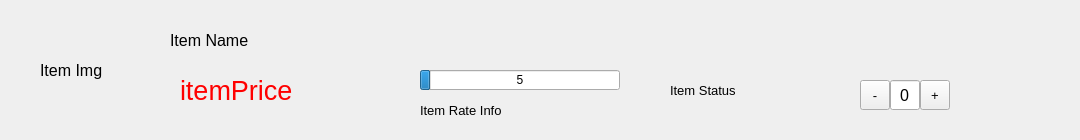
Qt form item.ui (zrd96/restaurant) before a commit.
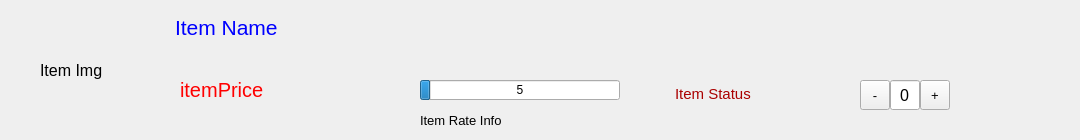
The same form after that commit.

The edit to the form file:
```diff
--- a/item.ui
+++ b/item.ui
@@ -25,29 +25,11 @@
   <property name="windowTitle">
    <string>Form</string>
   </property>
-  <widget class="QLabel" name="itemName">
-   <property name="geometry">
-    <rect>
-     <x>170</x>
-     <y>10</y>
-     <width>880</width>
-     <height>60</height>
-    </rect>
-   </property>
-   <property name="font">
-    <font>
-     <pointsize>12</pointsize>
-    </font>
-   </property>
-   <property name="text">
-    <string>Item Name</string>
-   </property>
-  </widget>
   <widget class="QProgressBar" name="itemRate">
    <property name="geometry">
     <rect>
      <x>420</x>
-     <y>70</y>
+     <y>80</y>
      <width>200</width>
      <height>20</height>
     </rect>
@@ -66,7 +48,7 @@
    <property name="geometry">
     <rect>
      <x>420</x>
-     <y>100</y>
+     <y>110</y>
      <width>200</width>
      <height>20</height>
     </rect>
@@ -148,7 +130,7 @@
    </property>
    <property name="font">
     <font>
-     <pointsize>20</pointsize>
+     <pointsize>15</pointsize>
     </font>
    </property>
    <property name="styleSheet">
@@ -158,24 +140,6 @@
     <string>itemPrice</string>
    </property>
   </widget>
-  <widget class="QLabel" name="itemStatus">
-   <property name="geometry">
-    <rect>
-     <x>670</x>
-     <y>80</y>
-     <width>130</width>
-     <height>20</height>
-    </rect>
-   </property>
-   <property name="font">
-    <font>
-     <pointsize>10</pointsize>
-    </font>
-   </property>
-   <property name="text">
-    <string>Item Status</string>
-   </property>
-  </widget>
   <widget class="QLabel" name="itemImg">
    <property name="geometry">
     <rect>
@@ -194,6 +158,68 @@
     <string>Item Img</string>
    </property>
   </widget>
+  <widget class="QPlainTextEdit" name="itemName">
+   <property name="geometry">
+    <rect>
+     <x>170</x>
+     <y>10</y>
+     <width>880</width>
+     <height>60</height>
+    </rect>
+   </property>
+   <property name="font">
+    <font>
+     <pointsize>16</pointsize>
+    </font>
+   </property>
+   <property name="styleSheet">
+    <string notr="true">background: transparent;
+color: rgb(0, 0, 255);</string>
+   </property>
+   <property name="verticalScrollBarPolicy">
+    <enum>Qt::ScrollBarAlwaysOff</enum>
+   </property>
+   <property name="horizontalScrollBarPolicy">
+    <enum>Qt::ScrollBarAlwaysOff</enum>
+   </property>
+   <property name="readOnly">
+    <bool>true</bool>
+   </property>
+   <property name="plainText">
+    <string>Item Name</string>
+   </property>
+  </widget>
+  <widget class="QPlainTextEdit" name="itemStatus">
+   <property name="geometry">
+    <rect>
+     <x>670</x>
+     <y>80</y>
+     <width>150</width>
+     <height>50</height>
+    </rect>
+   </property>
+   <property name="font">
+    <font>
+     <pointsize>11</pointsize>
+    </font>
+   </property>
+   <property name="styleSheet">
+    <string notr="true">background: transparent;
+color: rgb(170, 0, 0);</string>
+   </property>
+   <property name="verticalScrollBarPolicy">
+    <enum>Qt::ScrollBarAlwaysOff</enum>
+   </property>
+   <property name="horizontalScrollBarPolicy">
+    <enum>Qt::ScrollBarAlwaysOff</enum>
+   </property>
+   <property name="readOnly">
+    <bool>true</bool>
+   </property>
+   <property name="plainText">
+    <string>Item Status</string>
+   </property>
+  </widget>
  </widget>
  <resources/>
  <connections/>
```
